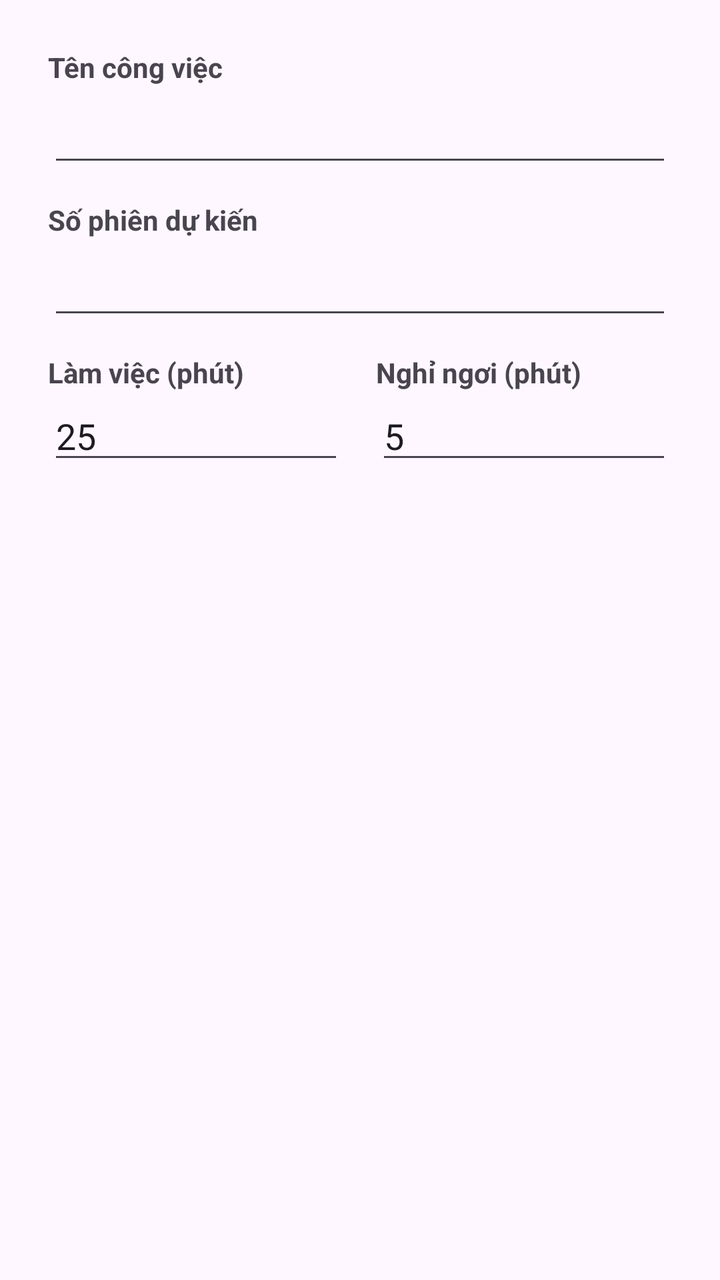
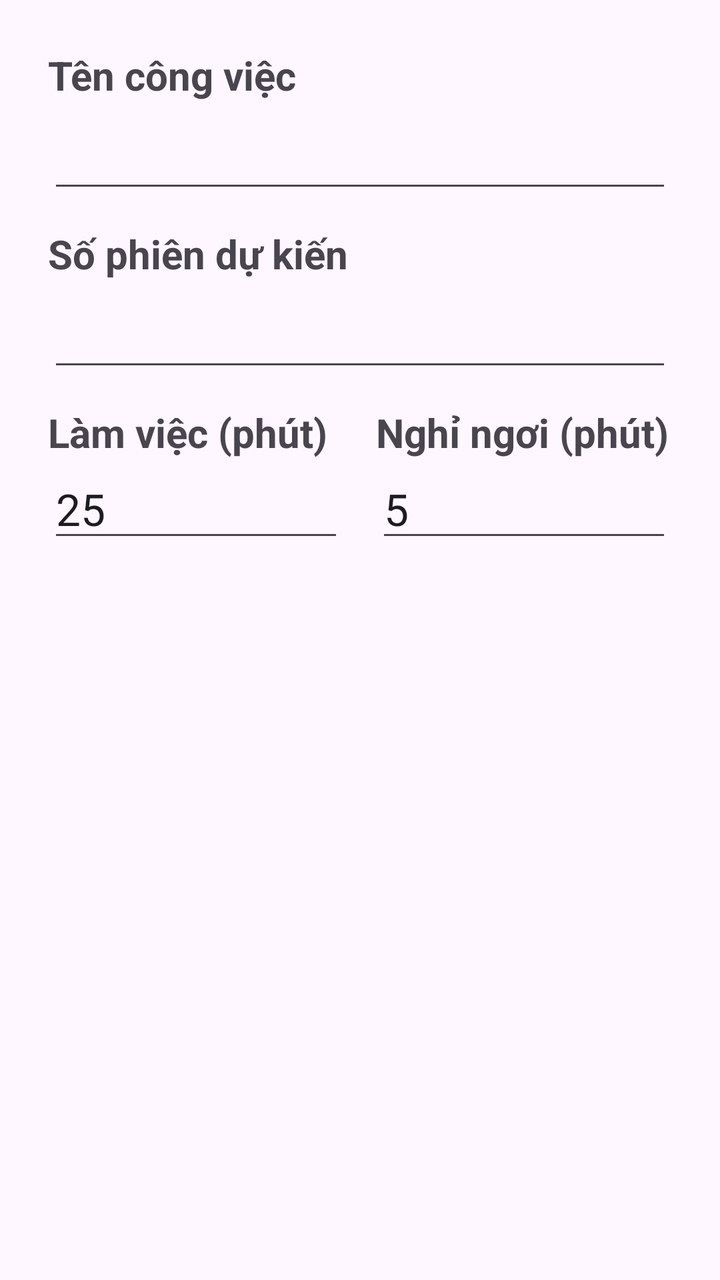

Before-and-after screenshots of an Android layout around one commit, followed by the original layout XML and the change that was made.
<!-- AndroidManifest.xml: application theme Theme.Pomodoro -->
<!-- res/layout/dialog_add_task.xml -->
<?xml version="1.0" encoding="utf-8"?>
<LinearLayout xmlns:android="http://schemas.android.com/apk/res/android"
    android:layout_width="match_parent"
    android:layout_height="wrap_content"
    android:orientation="vertical"
    android:padding="24dp">

    <TextView
        android:layout_width="wrap_content"
        android:layout_height="wrap_content"
        android:text="Tên công việc"
        android:textStyle="bold"
        android:layout_marginBottom="4dp"/>

    <EditText
        android:id="@+id/edit_task_name"
        android:layout_width="match_parent"
        android:layout_height="wrap_content"
        android:inputType="textCapSentences" />

    <TextView
        android:layout_width="wrap_content"
        android:layout_height="wrap_content"
        android:text="Số phiên dự kiến"
        android:textStyle="bold"
        android:layout_marginTop="12dp"
        android:layout_marginBottom="4dp"/>

    <EditText
        android:id="@+id/edit_estimated_pomodoros"
        android:layout_width="match_parent"
        android:layout_height="wrap_content"
        android:inputType="number" />

    <LinearLayout
        android:layout_width="match_parent"
        android:layout_height="wrap_content"
        android:layout_marginTop="12dp"
        android:orientation="horizontal">

        <LinearLayout
            android:layout_width="0dp"
            android:layout_height="wrap_content"
            android:layout_weight="1"
            android:orientation="vertical"
            android:layout_marginEnd="8dp">

            <TextView
                android:id="@+id/text_work_label"
                android:layout_width="wrap_content"
                android:layout_height="wrap_content"
                android:text="Làm việc (phút)"
                android:textStyle="bold"/>

            <EditText
                android:id="@+id/edit_work_time"
                android:layout_width="match_parent"
                android:layout_height="wrap_content"
                android:inputType="number"
                android:text="25" />
        </LinearLayout>

        <LinearLayout
            android:layout_width="0dp"
            android:layout_height="wrap_content"
            android:layout_weight="1"
            android:orientation="vertical"
            android:layout_marginStart="8dp">

            <TextView
                android:id="@+id/text_break_label"
                android:layout_width="wrap_content"
                android:layout_height="wrap_content"
                android:text="Nghỉ ngơi (phút)"
                android:textStyle="bold"/>

            <EditText
                android:id="@+id/edit_break_time"
                android:layout_width="match_parent"
                android:layout_height="wrap_content"
                android:inputType="number"
                android:text="5" />
        </LinearLayout>
    </LinearLayout>
</LinearLayout>
<!-- resources referenced by this layout -->
<resources>
  <style name="Theme.Pomodoro" parent="Base.Theme.Pomodoro" />
  <style name="Base.Theme.Pomodoro" parent="Theme.Material3.DayNight.NoActionBar">
          
          
      </style>
</resources>

<!-- the commit's change to res/layout/dialog_add_task.xml (unified diff, before → after) -->
@@ -9,6 +9,7 @@
         android:layout_width="wrap_content"
         android:layout_height="wrap_content"
         android:text="Tên công việc"
+        android:textSize="20sp"
         android:textStyle="bold"
         android:layout_marginBottom="4dp"/>
 
@@ -16,12 +17,14 @@
         android:id="@+id/edit_task_name"
         android:layout_width="match_parent"
         android:layout_height="wrap_content"
-        android:inputType="textCapSentences" />
+        android:inputType="textCapSentences"
+        android:textSize="22sp" />
 
     <TextView
         android:layout_width="wrap_content"
         android:layout_height="wrap_content"
         android:text="Số phiên dự kiến"
+        android:textSize="20sp"
         android:textStyle="bold"
         android:layout_marginTop="12dp"
         android:layout_marginBottom="4dp"/>
@@ -30,7 +33,8 @@
         android:id="@+id/edit_estimated_pomodoros"
         android:layout_width="match_parent"
         android:layout_height="wrap_content"
-        android:inputType="number" />
+        android:inputType="number"
+        android:textSize="22sp" />
 
     <LinearLayout
         android:layout_width="match_parent"
@@ -50,6 +54,7 @@
                 android:layout_width="wrap_content"
                 android:layout_height="wrap_content"
                 android:text="Làm việc (phút)"
+                android:textSize="20sp"
                 android:textStyle="bold"/>
 
             <EditText
@@ -57,6 +62,7 @@
                 android:layout_width="match_parent"
                 android:layout_height="wrap_content"
                 android:inputType="number"
+                android:textSize="22sp"
                 android:text="25" />
         </LinearLayout>
 
@@ -72,6 +78,7 @@
                 android:layout_width="wrap_content"
                 android:layout_height="wrap_content"
                 android:text="Nghỉ ngơi (phút)"
+                android:textSize="20sp"
                 android:textStyle="bold"/>
 
             <EditText
@@ -79,6 +86,7 @@
                 android:layout_width="match_parent"
                 android:layout_height="wrap_content"
                 android:inputType="number"
+                android:textSize="22sp"
                 android:text="5" />
         </LinearLayout>
     </LinearLayout>
<!-- resource entries referenced after the edit -->
@@ -4,6 +4,30 @@
   <style name="Base.Theme.Pomodoro" parent="Theme.Material3.DayNight.NoActionBar">
           
           
+          <item name="alertDialogTheme">@style/CustomAlertDialogTheme</item>
+          <item name="materialButtonStyle">@style/CustomButtonStyle</item>
+      </style>
+  <style name="CustomAlertDialogTheme" parent="ThemeOverlay.Material3.MaterialAlertDialog">
+          <item name="materialAlertDialogTitleTextStyle">@style/CustomAlertDialogTitleStyle</item>
+          <item name="materialAlertDialogBodyTextStyle">@style/CustomAlertDialogBodyStyle</item>
+          <item name="buttonBarButtonStyle">@style/CustomAlertButtonStyle</item>
+      </style>
+  <style name="CustomButtonStyle" parent="Widget.Material3.Button">
+          <item name="android:textSize">16sp</item>
+          <item name="android:minHeight">55dp</item>
+          <item name="android:paddingTop">12dp</item>
+          <item name="android:paddingBottom">12dp</item>
+          <item name="android:paddingStart">30dp</item>
+          <item name="android:paddingEnd">30dp</item>
+      </style>
+  <style name="CustomAlertDialogTitleStyle" parent="MaterialAlertDialog.Material3.Title.Text">
+          <item name="android:textSize">24sp</item>
+      </style>
+  <style name="CustomAlertDialogBodyStyle" parent="MaterialAlertDialog.Material3.Body.Text">
+          <item name="android:textSize">19sp</item>
+      </style>
+  <style name="CustomAlertButtonStyle" parent="Widget.Material3.Button.TextButton.Dialog">
+          <item name="android:textSize">16sp</item>
       </style>
 </resources>
 
